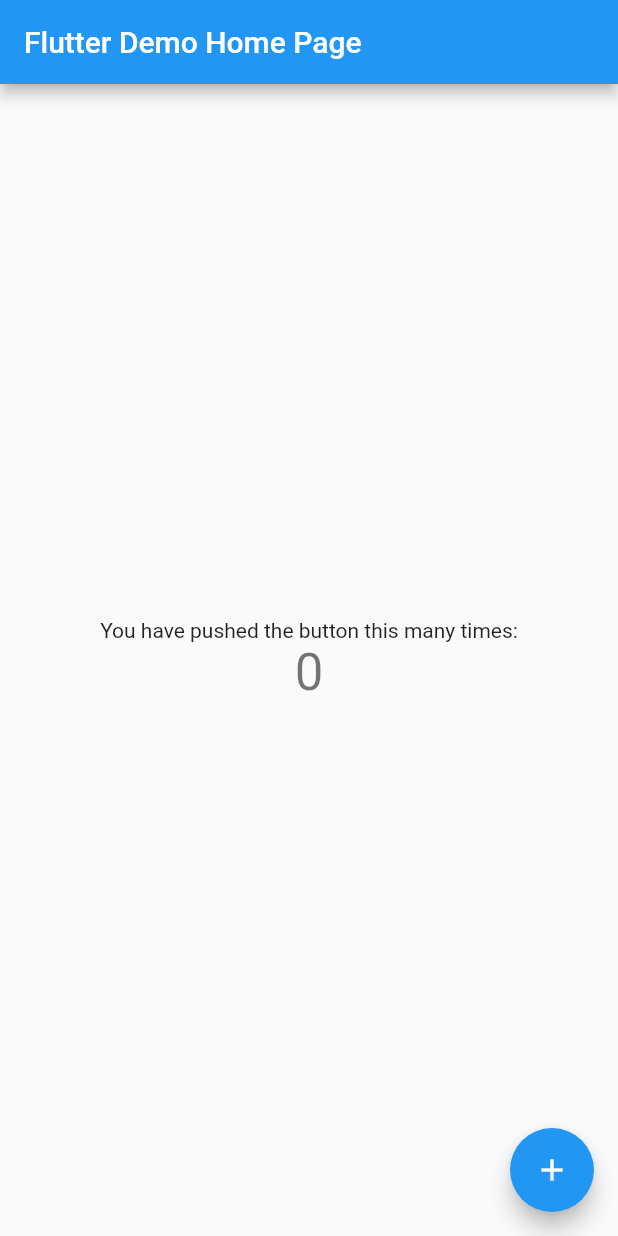
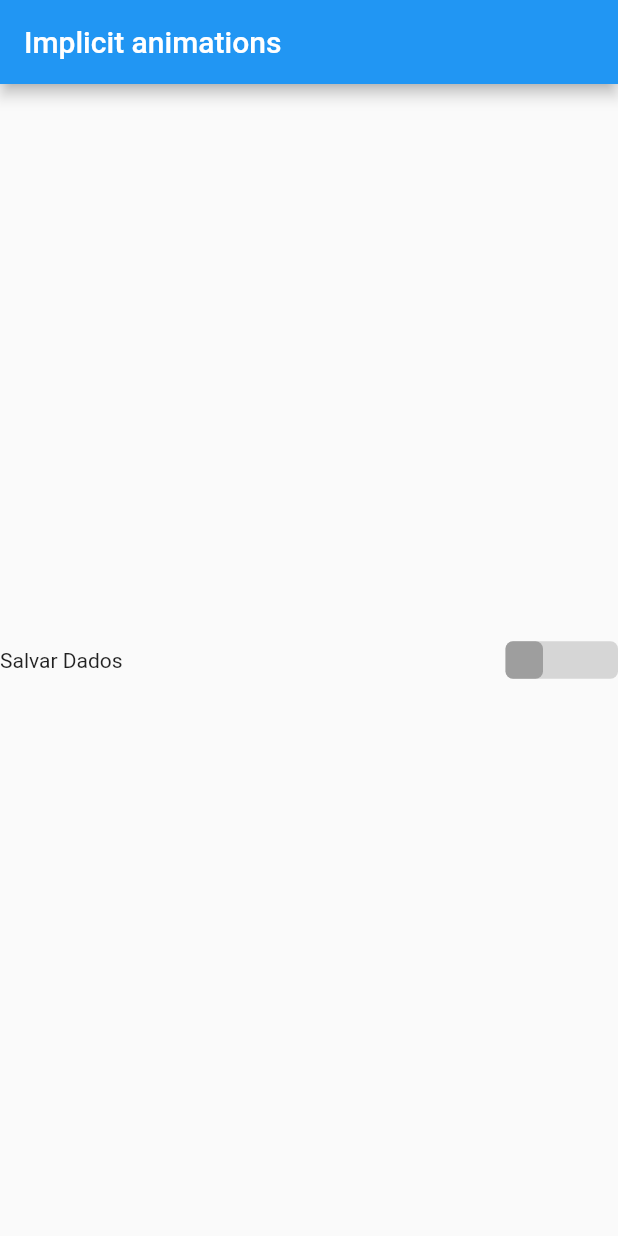
Before and after one commit to allanlucio/-Implicit_animations_flutter, a Flutter app: the screen it shows after launch, on a phone screen of 412 x 824 dp. Run offline on Flutter 3.47's test engine with Material 2 defaults, Android fonts, the phone set to English and light mode, and no system bars.

Commit message:
Base Widget tree structure for switcher done

```diff
--- a/lib/main.dart
+++ b/lib/main.dart
@@ -1,4 +1,5 @@
 import 'package:flutter/material.dart';
+import 'package:implicit_animations/switcher_widget.dart';
 
 void main() => runApp(MyApp());
 
@@ -8,104 +9,27 @@ class MyApp extends StatelessWidget {
   Widget build(BuildContext context) {
     return MaterialApp(
       title: 'Flutter Demo',
-      theme: ThemeData(
-        // This is the theme of your application.
-        //
-        // Try running your application with "flutter run". You'll see the
-        // application has a blue toolbar. Then, without quitting the app, try
-        // changing the primarySwatch below to Colors.green and then invoke
-        // "hot reload" (press "r" in the console where you ran "flutter run",
-        // or simply save your changes to "hot reload" in a Flutter IDE).
-        // Notice that the counter didn't reset back to zero; the application
-        // is not restarted.
-        primarySwatch: Colors.blue,
-      ),
-      home: MyHomePage(title: 'Flutter Demo Home Page'),
+      theme: ThemeData(primarySwatch: Colors.blue),
+      home: HomePage(),
     );
   }
 }
 
-class MyHomePage extends StatefulWidget {
-  MyHomePage({Key key, this.title}) : super(key: key);
-
-  // This widget is the home page of your application. It is stateful, meaning
-  // that it has a State object (defined below) that contains fields that affect
-  // how it looks.
-
-  // This class is the configuration for the state. It holds the values (in this
-  // case the title) provided by the parent (in this case the App widget) and
-  // used by the build method of the State. Fields in a Widget subclass are
-  // always marked "final".
-
-  final String title;
-
+class HomePage extends StatefulWidget {
   @override
-  _MyHomePageState createState() => _MyHomePageState();
+  _HomePageState createState() => _HomePageState();
 }
 
-class _MyHomePageState extends State<MyHomePage> {
-  int _counter = 0;
-
-  void _incrementCounter() {
-    setState(() {
-      // This call to setState tells the Flutter framework that something has
-      // changed in this State, which causes it to rerun the build method below
-      // so that the display can reflect the updated values. If we changed
-      // _counter without calling setState(), then the build method would not be
-      // called again, and so nothing would appear to happen.
-      _counter++;
-    });
-  }
-
+class _HomePageState extends State<HomePage> {
   @override
   Widget build(BuildContext context) {
-    // This method is rerun every time setState is called, for instance as done
-    // by the _incrementCounter method above.
-    //
-    // The Flutter framework has been optimized to make rerunning build methods
-    // fast, so that you can just rebuild anything that needs updating rather
-    // than having to individually change instances of widgets.
     return Scaffold(
       appBar: AppBar(
-        // Here we take the value from the MyHomePage object that was created by
-        // the App.build method, and use it to set our appbar title.
-        title: Text(widget.title),
+        title: Text("Implicit animations"),
       ),
       body: Center(
-        // Center is a layout widget. It takes a single child and positions it
-        // in the middle of the parent.
-        child: Column(
-          // Column is also a layout widget. It takes a list of children and
-          // arranges them vertically. By default, it sizes itself to fit its
-          // children horizontally, and tries to be as tall as its parent.
-          //
-          // Invoke "debug painting" (press "p" in the console, choose the
-          // "Toggle Debug Paint" action from the Flutter Inspector in Android
-          // Studio, or the "Toggle Debug Paint" command in Visual Studio Code)
-          // to see the wireframe for each widget.
-          //
-          // Column has various properties to control how it sizes itself and
-          // how it positions its children. Here we use mainAxisAlignment to
-          // center the children vertically; the main axis here is the vertical
-          // axis because Columns are vertical (the cross axis would be
-          // horizontal).
-          mainAxisAlignment: MainAxisAlignment.center,
-          children: <Widget>[
-            Text(
-              'You have pushed the button this many times:',
-            ),
-            Text(
-              '$_counter',
-              style: Theme.of(context).textTheme.display1,
-            ),
-          ],
-        ),
+        child: SwitcherWidget()
       ),
-      floatingActionButton: FloatingActionButton(
-        onPressed: _incrementCounter,
-        tooltip: 'Increment',
-        child: Icon(Icons.add),
-      ), // This trailing comma makes auto-formatting nicer for build methods.
     );
   }
 }
--- /dev/null
+++ b/lib/switcher_widget.dart
@@ -0,0 +1,54 @@
+import 'package:flutter/material.dart';
+
+class SwitcherWidget extends StatefulWidget {
+  @override
+  _SwitcherWidgetState createState() => _SwitcherWidgetState();
+}
+
+class _SwitcherWidgetState extends State<SwitcherWidget> {
+  double size = 25;
+  bool isSelected = false;
+  Color color;
+  Color unselectedColor = Colors.grey;
+  @override
+  Widget build(BuildContext context) {
+    color = Theme.of(context).primaryColor;
+    return GestureDetector(
+      behavior: HitTestBehavior.opaque,
+      onTap: () {
+        this.setState((){
+          isSelected = !isSelected;
+        });
+
+      },
+      child: Padding(
+        padding: const EdgeInsets.symmetric(vertical: 15),
+        child: Row(
+          children: <Widget>[
+            Expanded(
+                child: Text(
+              "Salvar Dados",
+            )),
+            Container(
+              width: size * 3,
+              height: size,
+              alignment: isSelected ? Alignment.topRight : Alignment.topLeft,
+              decoration: BoxDecoration(
+                  color: isSelected
+                      ? color.withAlpha(100)
+                      : unselectedColor.withAlpha(100),
+                  borderRadius: BorderRadius.circular(5)),
+              child: Container(
+                decoration: BoxDecoration(
+                    color: isSelected ? color.withAlpha(100) : unselectedColor,
+                    borderRadius: BorderRadius.circular(5)),
+                width: size,
+                height: size,
+              ),
+            )
+          ],
+        ),
+      ),
+    );
+  }
+}
```
